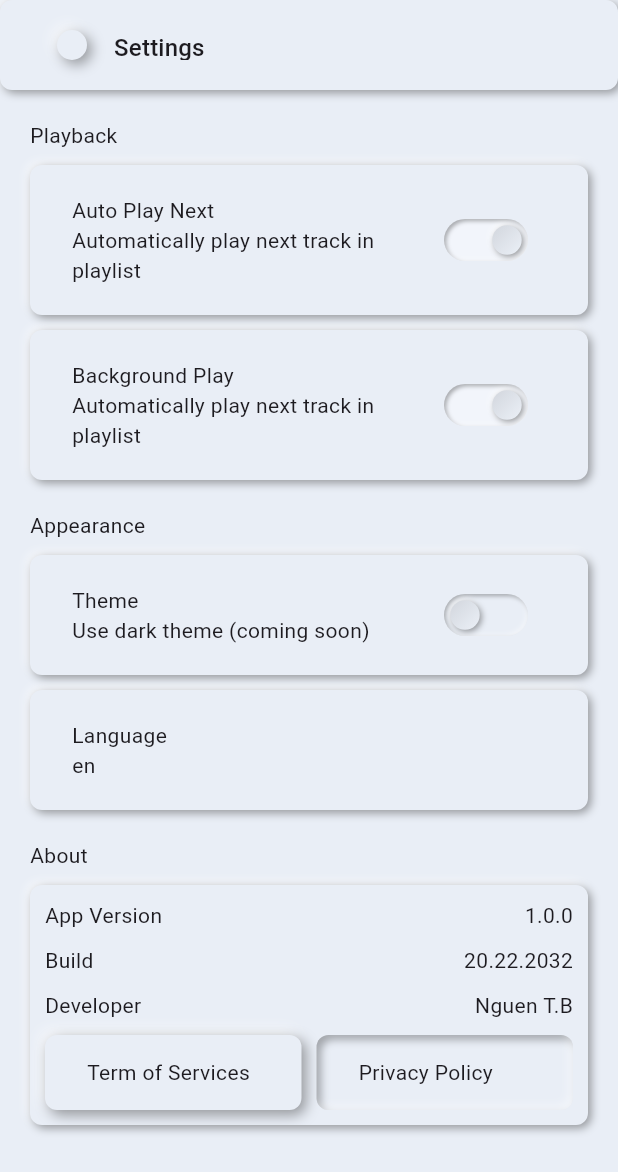
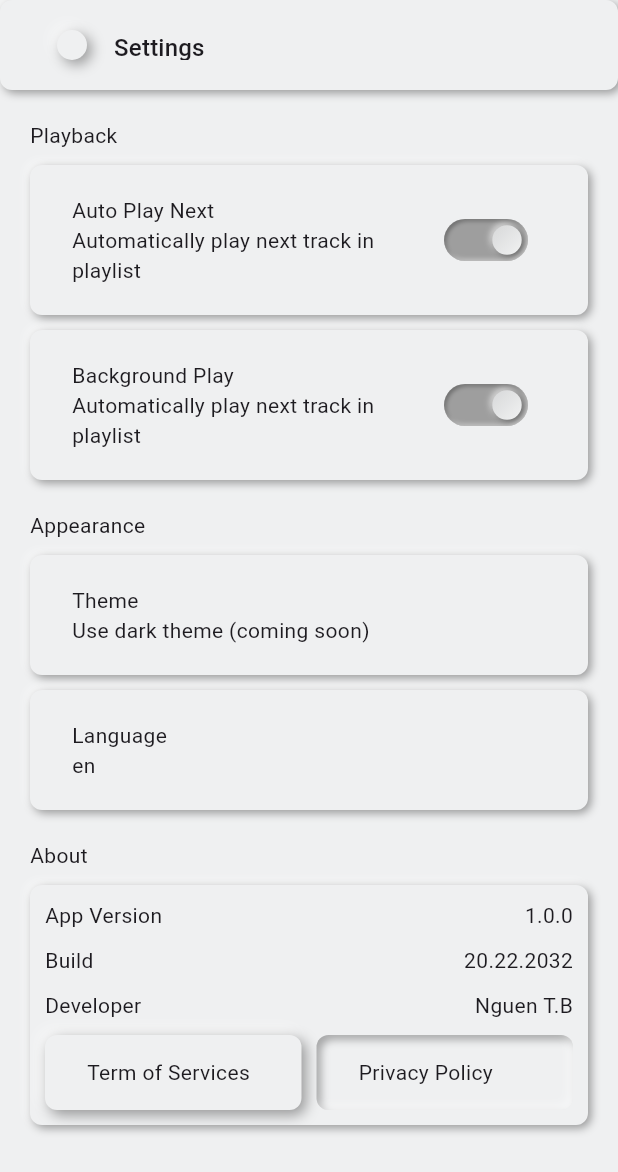
Before and after one commit to jchocola/ya_tuber, a Flutter app: the SettingPage screen opened directly, after a tap on "Theme", on a phone screen of 412 x 824 dp. Shown: the top 1172 px of the screen. Run offline on Flutter 3.47's test engine with Material 3 defaults, Android fonts, the phone set to English and light mode, and no system bars; our stand-ins replace equatable, flutter_neumorphic_plus, freezed_annotation, gap, get_it, logger and 4 more; missing offline and left inert: localstore, youtube_explode_dart; accounts and stored records are empty.

Commit message:
refactor theme logic

```diff
--- a/lib/app_setting_provider.dart
+++ b/lib/app_setting_provider.dart
@@ -1,7 +1,9 @@
 import 'package:flutter/material.dart';
 import 'package:flutter_neumorphic_plus/flutter_neumorphic.dart';
+import 'package:ya_tuber/core/theme/theme_list.dart';
 import 'package:ya_tuber/core/theme/white_theme.dart';
 import 'package:ya_tuber/domain/repo/app_setting_repo.dart';
+import 'package:ya_tuber/main.dart';
 
 class AppSettingProvider extends ChangeNotifier {
   //REPO
@@ -11,7 +13,7 @@ class AppSettingProvider extends ChangeNotifier {
   bool autoPlay = true;
   bool backgroundPlay = true;
   String langCode = 'en';
-  bool appThemeLight = true;
+  String appTheme = THEME_LIST[0];
 
   NeumorphicThemeData currentAppTheme = whiteTheme;
 
@@ -22,7 +24,8 @@ class AppSettingProvider extends ChangeNotifier {
     autoPlay = await settingRepo.getAutoPlayParameter();
     backgroundPlay = await settingRepo.getBackgroundPlayParameter();
     langCode = await settingRepo.getAppLangCode();
-    appThemeLight = await settingRepo.getThemeParameter();
+    appTheme = await settingRepo.getThemeParameter();
+
     notifyListeners();
   }
 
@@ -39,9 +42,12 @@ class AppSettingProvider extends ChangeNotifier {
   }
 
   Future<void> tooggleThemeValue() async {
-    appThemeLight = !appThemeLight;
+    final newThemeIndex = getNextThemeValueIndex(currentValue: appTheme);
+    logger.i(newThemeIndex);
+    currentAppTheme = THEME_LIST_DATA[newThemeIndex];
+    appTheme = THEME_LIST[newThemeIndex];
     notifyListeners();
-    await settingRepo.toogleThemeParameter();
+    await settingRepo.toogleThemeParameter(value: THEME_LIST[newThemeIndex]);
   }
 
   Future<void> changeAppLangCode({required String langCode}) async {
--- a/lib/core/theme/theme_list.dart
+++ b/lib/core/theme/theme_list.dart
@@ -1,4 +1,18 @@
-List<String> THEME_LIST = [
-  'WHITE',
-  'BLUE',
-];
+import 'package:flutter_neumorphic_plus/flutter_neumorphic.dart';
+import 'package:ya_tuber/core/theme/blue_theme.dart';
+import 'package:ya_tuber/core/theme/white_theme.dart';
+import 'package:ya_tuber/main.dart';
+
+List<String> THEME_LIST = ['WHITE', 'BLUE'];
+List<NeumorphicThemeData> THEME_LIST_DATA = [whiteTheme, blueTheme];
+
+int getNextThemeValueIndex({required String currentValue}) {
+  if (!THEME_LIST.contains(currentValue)) {
+    logger.e('Current theme value : $currentValue');
+    return 0;
+  } else {
+    final index = THEME_LIST.indexOf(currentValue);
+
+    return ((index + 1) % THEME_LIST.length) ;
+  }
+}
--- a/lib/data/repo/shared_pref_app_setting_impl.dart
+++ b/lib/data/repo/shared_pref_app_setting_impl.dart
@@ -8,7 +8,7 @@ class SharedPrefAppSettingImpl implements AppSettingRepo {
   // KEYS
   static const AUTO_PLAY = 'AUTO_PLAY';
   static const BACKGROUND_PLAY = 'BACKGROUND_PLAY';
-  static const APP_THEME_LIGHT = 'APP_THEME_LIGHT';
+  static const APP_THEME = 'APP_THEME';
   static const LANG_CODE = 'LANG_CODE';
 
   @override
@@ -28,8 +28,8 @@ class SharedPrefAppSettingImpl implements AppSettingRepo {
   }
 
   @override
-  Future<bool> getThemeParameter() async {
-    return prefs.getBool(APP_THEME_LIGHT) ?? true;
+  Future<String> getThemeParameter() async {
+    return prefs.getString(APP_THEME) ?? APP_THEME[0];
   }
 
   @override
@@ -46,10 +46,10 @@ class SharedPrefAppSettingImpl implements AppSettingRepo {
   }
 
   @override
-  Future<void> toogleThemeParameter() async {
-    final currentValue = await getThemeParameter();
-    await prefs.setBool(APP_THEME_LIGHT, !currentValue);
-    logger.i('Changed app theme ${!currentValue}');
+  Future<void> toogleThemeParameter({required String value}) async {
+
+    await prefs.setString(APP_THEME, value);
+    logger.i('Changed app theme ${value}');
   }
 
   @override
--- a/lib/domain/repo/app_setting_repo.dart
+++ b/lib/domain/repo/app_setting_repo.dart
@@ -4,8 +4,8 @@ abstract class AppSettingRepo {
   Future<void> toogleAutoPlayParameter();
   Future<bool> getAutoPlayParameter();
 
-  Future<void> toogleThemeParameter();
-  Future<bool> getThemeParameter();
+  Future<void> toogleThemeParameter({required String value});
+  Future<String> getThemeParameter();
 
    Future<void> toogleBackgroundPlayParameter();
    Future<bool> getBackgroundPlayParameter();
--- a/lib/main.dart
+++ b/lib/main.dart
@@ -71,7 +71,7 @@ class MyApp extends StatelessWidget {
           ],
           supportedLocales: S.delegate.supportedLocales,
           locale: Locale(setting.langCode),
-          theme: setting.appThemeLight ? blueTheme : blueTheme,
+          theme: setting.currentAppTheme,
           debugShowCheckedModeBanner: false,
           title: 'Ya Tuber',
           home: HomePage(),
--- a/lib/presentation/setting_page/widget/apparance_widget.dart
+++ b/lib/presentation/setting_page/widget/apparance_widget.dart
@@ -64,14 +64,18 @@ class AppareanceWidget extends StatelessWidget {
         Text('Appearance'),
         SettingTitle(
           title: 'Theme',
-          withSwitch: true,
-          switchValue: appSettingProvider_listen.appThemeLight,
+          //withSwitch: true,
+          //switchValue: appSettingProvider_listen.appTheme,
           onPressed: () async {
             await appSettingProvider_read.tooggleThemeValue();
           },
           subTitle: 'Use dark theme (coming soon)',
         ),
-        SettingTitle(title: 'Language', onPressed: onLanguageTapped, subTitle: appSettingProvider_listen.langCode,),
+        SettingTitle(
+          title: 'Language',
+          onPressed: onLanguageTapped,
+          subTitle: appSettingProvider_listen.langCode,
+        ),
       ],
     );
   }
```
